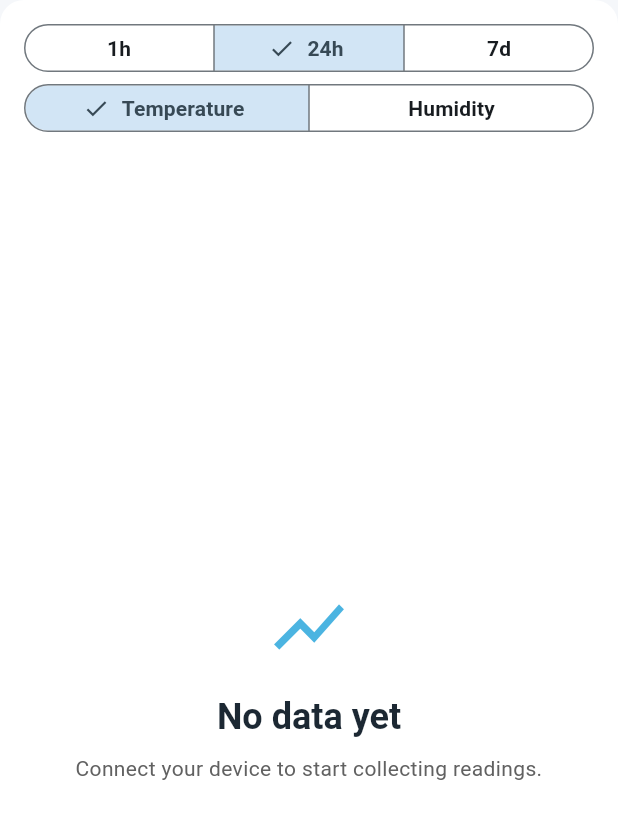
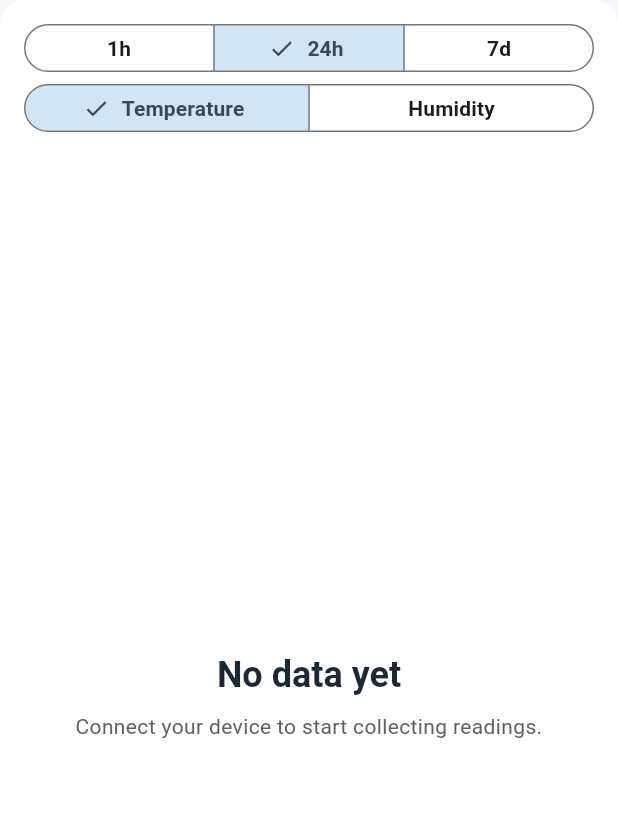
Before and after one commit to jeffreyperdue/stillcold-csc-494-iot-project, a Flutter app: the TrendChartCard widget shown alone on an empty page, opened directly with empty values, on a phone screen of 412 x 824 dp. Shown: the top 819 px of the screen. Run offline on Flutter 3.47's test engine with Material 3 defaults, Android fonts, the phone set to English and light mode, and no system bars; our stand-ins replace drift, fl_chart, flutter_local_notifications, flutter_riverpod, go_router, permission_handler; missing offline and left inert: flutter_reactive_ble; accounts and stored records are empty; generated files the repository leaves out were written again.

Commit message:
Numerous changes, including bug fixing and final presentation documentation

```diff
--- a/stillcold_companion/lib/features/dashboard/presentation/trend_chart_card.dart
+++ b/stillcold_companion/lib/features/dashboard/presentation/trend_chart_card.dart
@@ -119,16 +119,14 @@ class _TrendChartCardState extends ConsumerState<TrendChartCard> {
                 ),
                 data: (data) {
                   if (data.points.isEmpty) {
-                    return EmptyState(
-                      icon: Icons.show_chart,
+                    return const EmptyState(
                       title: 'No data yet',
                       message:
                           'Connect your device to start collecting readings.',
                     );
                   }
                   if (data.points.length < 2) {
-                    return EmptyState(
-                      icon: Icons.show_chart,
+                    return const EmptyState(
                       title: 'Not enough data',
                       message:
                           'Keep the device connected to build up history.',
@@ -168,8 +166,7 @@ class _TrendChartCardState extends ConsumerState<TrendChartCard> {
     final validY =
         spots.where((s) => !s.y.isNaN).map((s) => s.y).toList();
     if (validY.isEmpty) {
-      return EmptyState(
-        icon: Icons.show_chart,
+      return const EmptyState(
         title: 'No data for this metric',
         message: 'Humidity readings are not available for this period.',
       );
```
Also changed, not shown: stillcold_companion/lib/features/dashboard/application/dashboard_controller.dart (+30 -6 lines), stillcold_companion/lib/services/ble/ble_client.dart (+10 -1 lines), 7 other files.
